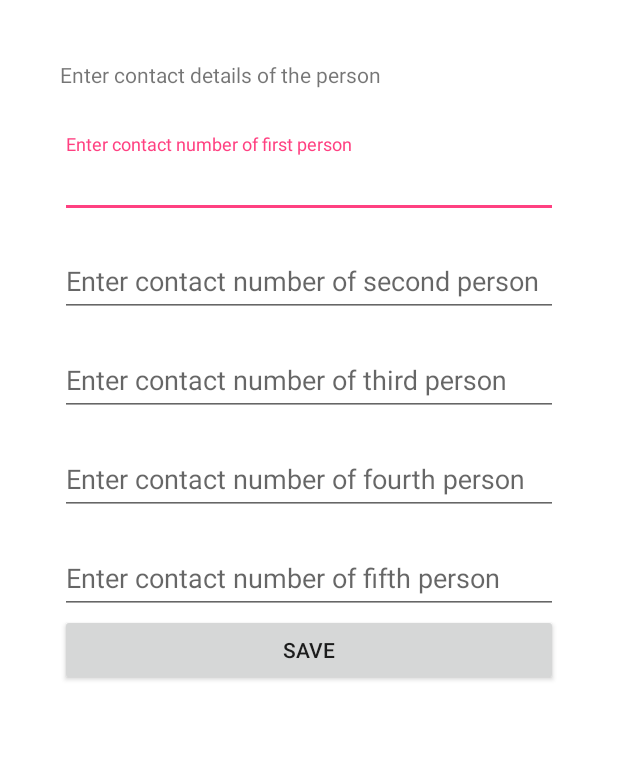
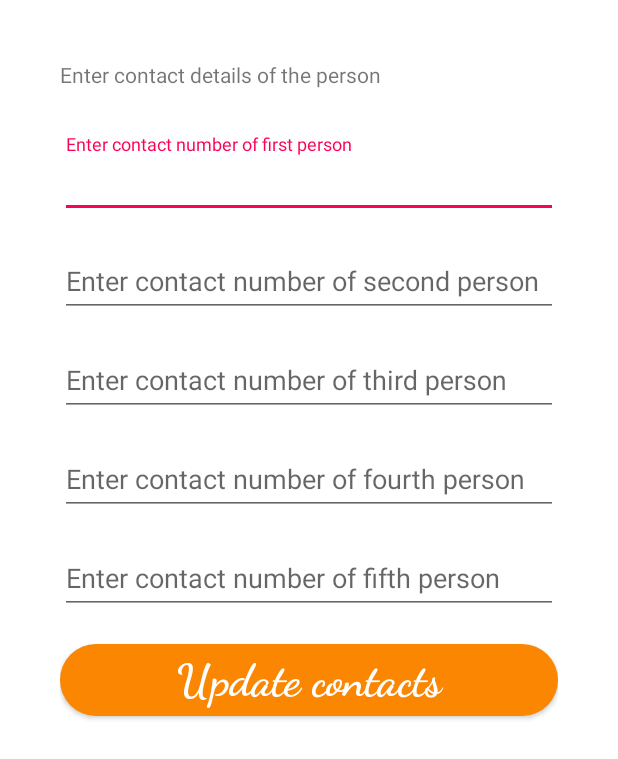
Before and after one commit to mohanmohadikar/Raksha, an Android app: the Contacts screen opened directly, with no data from a screen before it, on a phone screen of 412 x 824 dp. Shown: the top 759 px of the screen. Run offline under Robolectric (Android 15) with nearby library versions, the phone set to English and light mode, and no system bars.

```diff
--- a/app/src/main/res/drawable/cl.xml
+++ b/app/src/main/res/drawable/cl.xml
@@ -9,7 +9,7 @@
             android:topLeftRadius="30dp"
             android:topRightRadius="30dp" />
 
-    <solid android:color="@android:color/white" />
+    <solid android:color="@color/screambutt" />
 
     <padding
             android:bottom="0dp"
--- a/app/src/main/res/layout/activity_contacts.xml
+++ b/app/src/main/res/layout/activity_contacts.xml
@@ -93,9 +93,16 @@
 
     <Button
         android:id="@+id/update"
+        android:layout_marginTop="20dp"
         android:layout_width="match_parent"
+        android:fontFamily="cursive"
+        android:textAllCaps="false"
+        android:textStyle="bold"
+        android:textSize="30sp"
+        android:textColor="@android:color/white"
         android:layout_height="wrap_content"
-        android:text="@string/save"/>
+        android:background="@drawable/cl"
+        android:text="@string/savecon"/>
 
 
 
--- a/app/src/main/res/values/colors.xml
+++ b/app/src/main/res/values/colors.xml
@@ -1,12 +1,14 @@
 <?xml version="1.0" encoding="utf-8"?>
 <resources>
-    <color name="colorPrimary">#FF4081</color>
+    <color name="colorPrimary">#fc0255</color>
     <color name="colorPrimaryDark">#000000</color>
-    <color name="colorAccent">#FF4081</color>
+    <color name="colorAccent">#fc0255</color>
     <color name="cl">#1a67ef</color>
     <color name="update">#a8dadc</color>
     <color name="call">#3451a3</color>
     <color name="alert">#ce092143</color>
     <color name="scream">#011025</color>
     <color name="screambutt">#fa8602</color>
+    <color name="rgreen">#43a43f</color>
+
 </resources>
```
Also changed, not shown: app/src/main/java/com/example/mohanmohadikar/raksha/MainActivity.java (+76 -24 lines), app/src/main/res/layout/activity_main.xml (+15 -1 lines), app/src/main/res/menu/drawer_menu.xml (+11 -3 lines), app/src/main/res/values/strings.xml (+7 -0 lines), app/src/main/res/drawable-v24/womanalone1.jpg (added), app/src/main/res/drawable/personr.png (added), app/src/main/res/drawable/registericon.png (added), 8 other files.
